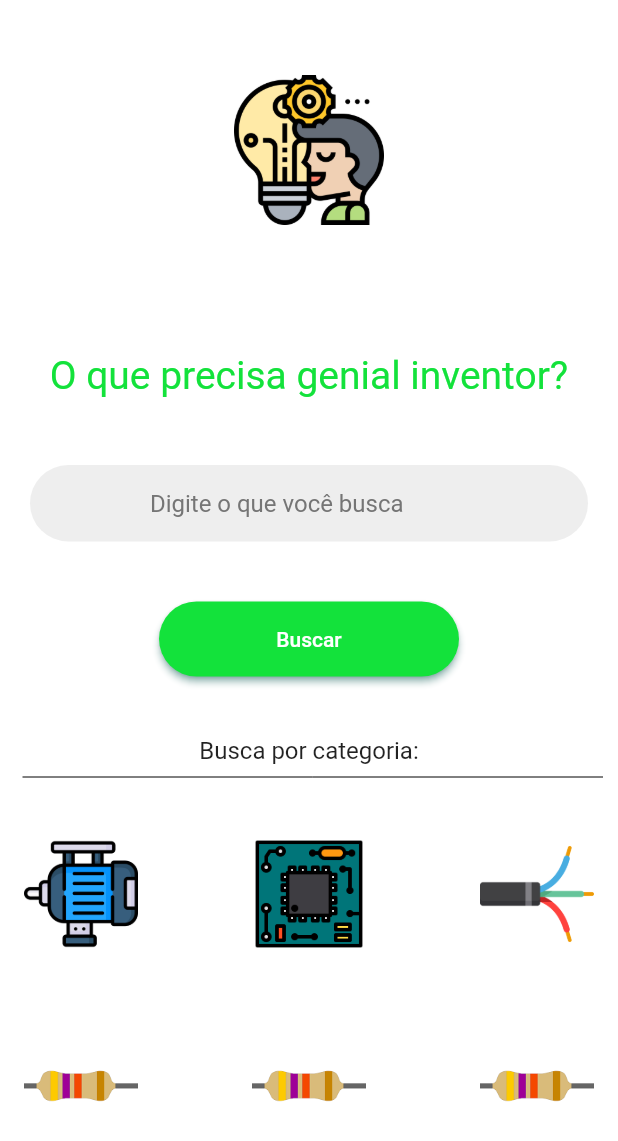
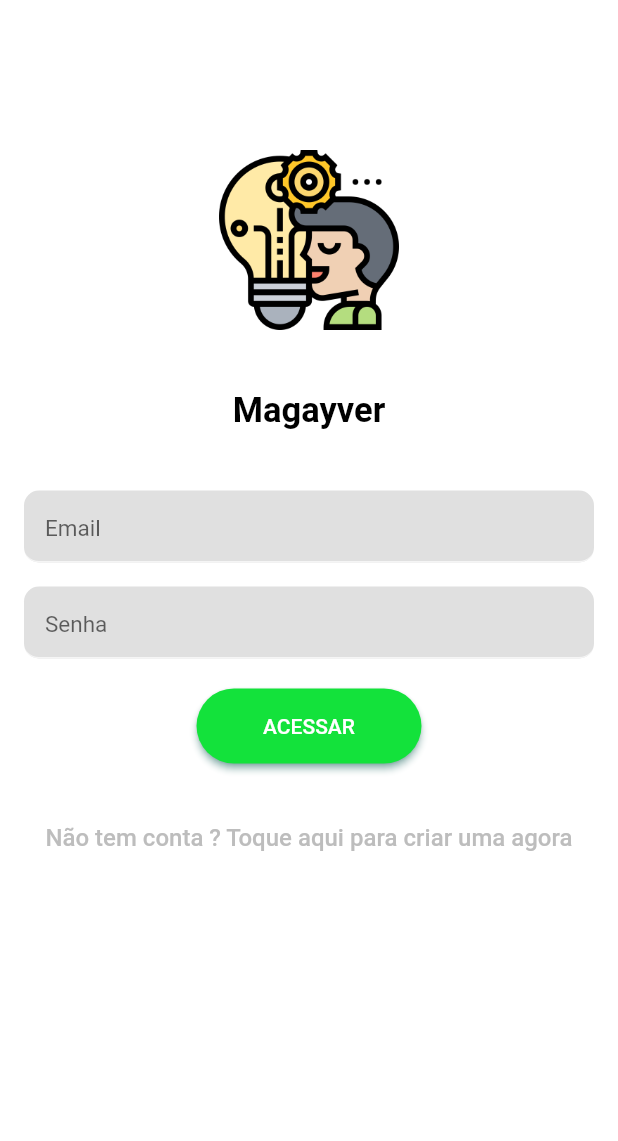
Before and after one commit to ollinmagno/macgyver, a Flutter app: the screen it shows after launch, on a phone screen of 412 x 824 dp. Shown: the top 1141 px of the screen. Run offline on Flutter 3.47's test engine with Material 2 defaults, Android fonts, the light colour scheme and no system bars.

Commit message:
tela de login

```diff
--- a/lib/main.dart
+++ b/lib/main.dart
@@ -1,5 +1,6 @@
 import 'package:flutter/material.dart';
 import 'package:flutter/services.dart';
+import 'package:macgyver/src/login.dart';
 import 'src/home_screen.dart';
 
 void main() => runApp(MyApp());
@@ -15,7 +16,7 @@ class MyApp extends StatelessWidget {
       debugShowCheckedModeBanner: false,
       title: "Macgyver",
       theme: ThemeData(primaryColor: Colors.white),
-      home: HomeScreen(),
+      home: LoginPage(),
     );
   }
 }
--- /dev/null
+++ b/lib/src/login.dart
@@ -0,0 +1,131 @@
+import 'package:flutter/material.dart';
+import 'package:macgyver/src/home_screen.dart';
+
+class LoginPage extends StatefulWidget {
+  @override
+  _LoginPageState createState() => _LoginPageState();
+}
+
+class _LoginPageState extends State<LoginPage> {
+  static final GlobalKey _formKey = GlobalKey<FormState>();
+  final TextEditingController _controllerLogin = TextEditingController();
+  final TextEditingController _controllerPassword = TextEditingController();
+
+  @override
+  Widget build(BuildContext context) {
+    return Scaffold(
+      body: LayoutBuilder(
+        builder: (context, BoxConstraints constraints) => Form(
+          key: _formKey,
+          child: Container(
+            color: Colors.white,
+            height: constraints.maxHeight,
+            width: constraints.maxWidth,
+            padding:
+                const EdgeInsets.only(top: 60, left: 16, right: 16, bottom: 16),
+            child: SingleChildScrollView(
+              child: Column(
+                children: <Widget>[
+                  const SizedBox(
+                    height: 40,
+                  ),
+                  Image.asset(
+                    "assets/images/logo.png",
+                    height: 120,
+                    width: 120,
+                  ),
+                  const SizedBox(
+                    height: 40,
+                  ),
+                  Text(
+                    "Magayver",
+                    style: TextStyle(
+                        color: Colors.black,
+                        fontSize: 23,
+                        fontWeight: FontWeight.bold),
+                  ),
+                  const SizedBox(
+                    height: 40,
+                  ),
+                  TextField(
+                    controller: _controllerLogin,
+                    autofocus: false,
+                    style: const TextStyle(fontSize: 15.0, color: Colors.black),
+                    decoration: InputDecoration(
+                      hintText: 'Email',
+                      filled: true,
+                      fillColor: Colors.grey.shade300,
+                      contentPadding: const EdgeInsets.only(
+                          left: 14.0, bottom: 6.0, top: 8.0),
+                      focusedBorder: OutlineInputBorder(
+                        borderRadius: BorderRadius.circular(10.0),
+                      ),
+                      enabledBorder: UnderlineInputBorder(
+                        borderSide: BorderSide(color: Colors.grey.shade100),
+                        borderRadius: BorderRadius.circular(10.0),
+                      ),
+                    ),
+                  ),
+                  const SizedBox(
+                    height: 16,
+                  ),
+                  TextField(
+                    controller: _controllerLogin,
+                    autofocus: false,
+                    style: const TextStyle(fontSize: 15.0, color: Colors.black),
+                    decoration: InputDecoration(
+                      hintText: 'Senha',
+                      filled: true,
+                      fillColor: Colors.grey.shade300,
+                      contentPadding: const EdgeInsets.only(
+                          left: 14.0, bottom: 6.0, top: 8.0),
+                      focusedBorder: OutlineInputBorder(
+                        borderRadius: BorderRadius.circular(10.0),
+                      ),
+                      enabledBorder: UnderlineInputBorder(
+                        borderSide: BorderSide(color: Colors.grey.shade100),
+                        borderRadius: BorderRadius.circular(10.0),
+                      ),
+                    ),
+                  ),
+                  const SizedBox(
+                    height: 20,
+                  ),
+                  ElevatedButton(
+                    child: Text("ACESSAR"),
+                    style: ElevatedButton.styleFrom(
+                      onPrimary: Colors.white,
+                      primary: const Color.fromRGBO(19, 226, 59, 10),
+                      minimumSize: Size(150, 50),
+                      shadowColor: Colors.teal,
+                      shape: RoundedRectangleBorder(
+                          borderRadius: BorderRadius.circular(30)),
+                    ),
+                    onPressed: () {
+                      Navigator.of(context).push(MaterialPageRoute(builder: (context) => HomeScreen()));
+                    },
+                  ),
+                  const SizedBox(
+                    height: 40,
+                  ),
+                  InkWell(
+                    onTap: () {},
+                    child: Text(
+                      "Não tem conta ? Toque aqui para criar uma agora",
+                      style: TextStyle(
+                        color: Colors.grey.shade400,
+                        fontSize: 16,
+                        fontWeight: FontWeight.w500,
+                      ),
+                    ),
+                  ),
+                  const SizedBox(height: 12),
+                ],
+              ),
+            ),
+          ),
+        ),
+      ),
+    );
+  }
+}
```
Also changed, not shown: 1 other file.
